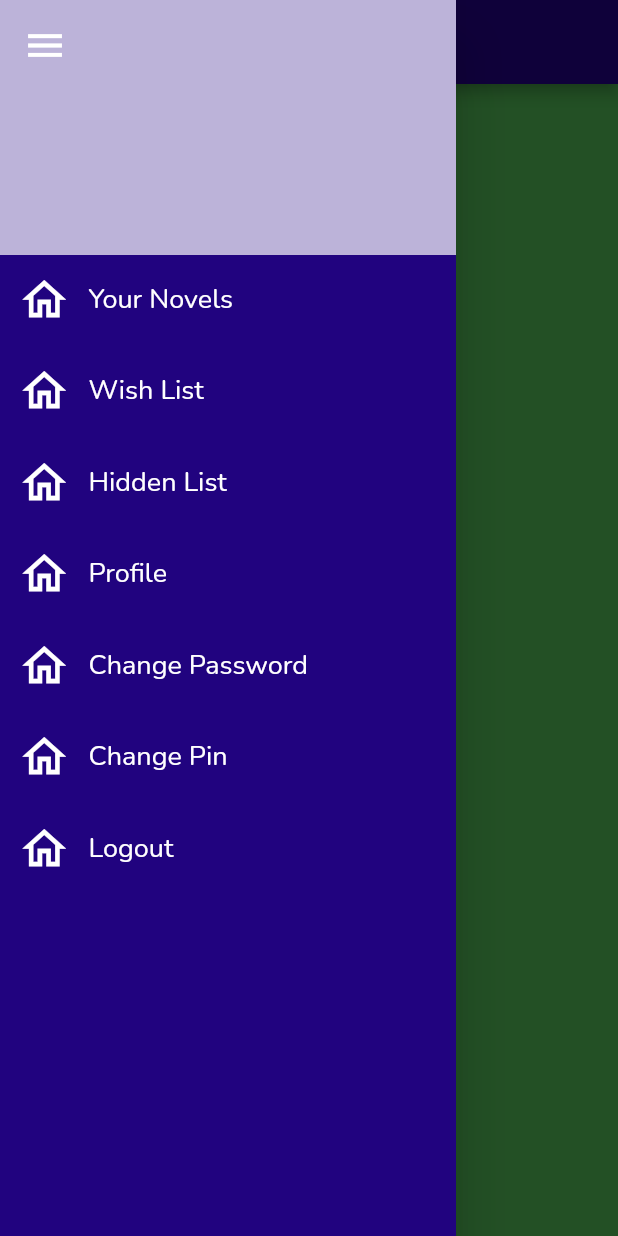
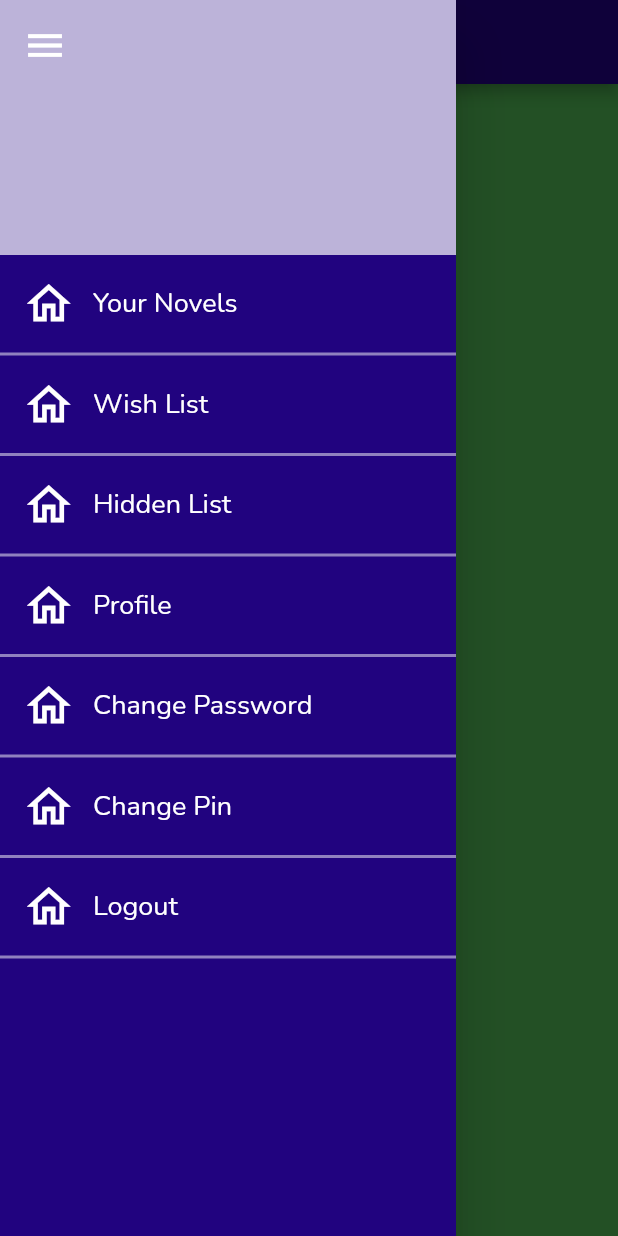
Before and after one commit to SHRIKUNJ1010/novel_log, a Flutter app: the DrawerScreen screen opened directly, with the side drawer open, on a phone screen of 412 x 824 dp. Run offline on Flutter 3.47's test engine with Material 2 defaults, Android fonts, the phone set to English and light mode, and no system bars; our stand-ins replace cloud_firestore, firebase_auth, firebase_core, flash, shared_preferences; accounts and stored records are empty.

Commit message:
drawer screen small changes

```diff
--- a/lib/screens/app_drawer_screens/drawer_screen.dart
+++ b/lib/screens/app_drawer_screens/drawer_screen.dart
@@ -115,7 +115,8 @@ class _DrawerScreenState extends State<DrawerScreen> {
                   height: 170 + MediaQuery.of(context).padding.top,
                   color: appThemeColor[100],
                 ),
-                Padding(
+                SafeArea(
+                  child: Padding(
                     padding: const EdgeInsets.only(left: 15, top: 15),
                     child: InkWell(
                       onTap: () {
@@ -128,9 +129,11 @@ class _DrawerScreenState extends State<DrawerScreen> {
                       ),
                     ),
                   ),
+                ),
               ],
             ),
             ListView.builder(
+              padding: EdgeInsets.zero,
               physics: const NeverScrollableScrollPhysics(),
               shrinkWrap: true,
               itemCount: drawerItemTitleText.length,
--- a/lib/widgets/drawer_screen_widgets/drawer_item_button.dart
+++ b/lib/widgets/drawer_screen_widgets/drawer_item_button.dart
@@ -22,15 +22,15 @@ class DrawerItemButton extends StatelessWidget {
     return InkWell(
       onTap: onTap,
       child: Container(
-        decoration: const BoxDecoration(
+        decoration: BoxDecoration(
           border: Border(
             bottom: BorderSide(
-              color: appPrimaryColor,
+              color: appThemeColor[200]!,
               width: 2,
             ),
           ),
         ),
-        padding: const EdgeInsets.all(12),
+        padding: const EdgeInsets.all(15),
         child: Row(
           crossAxisAlignment: CrossAxisAlignment.center,
           children: [
```
Lines whose indentation alone changed are shown as unchanged.
